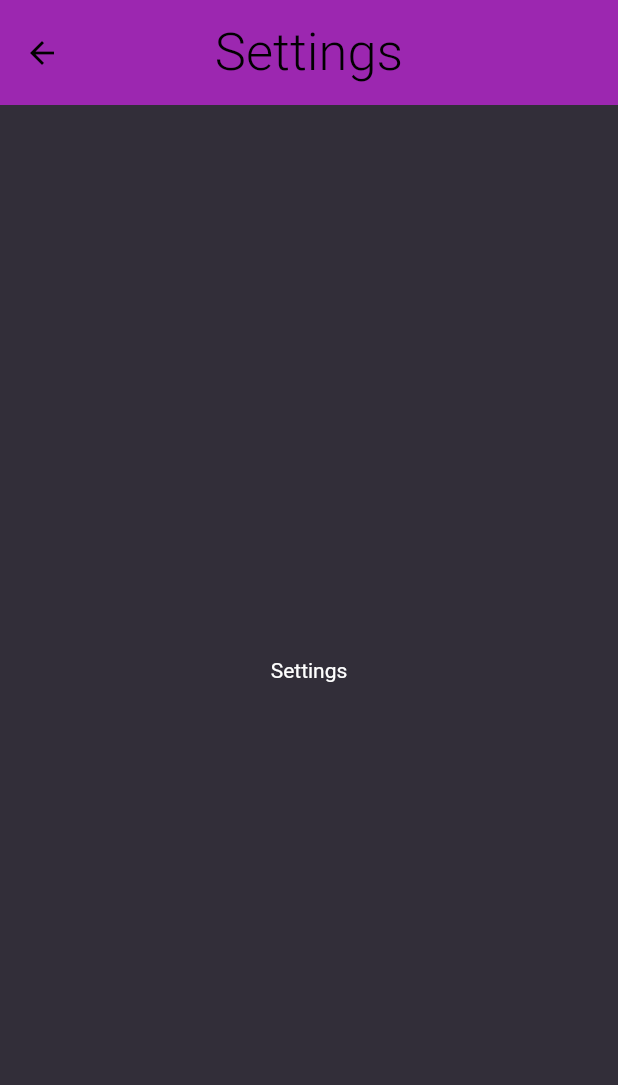
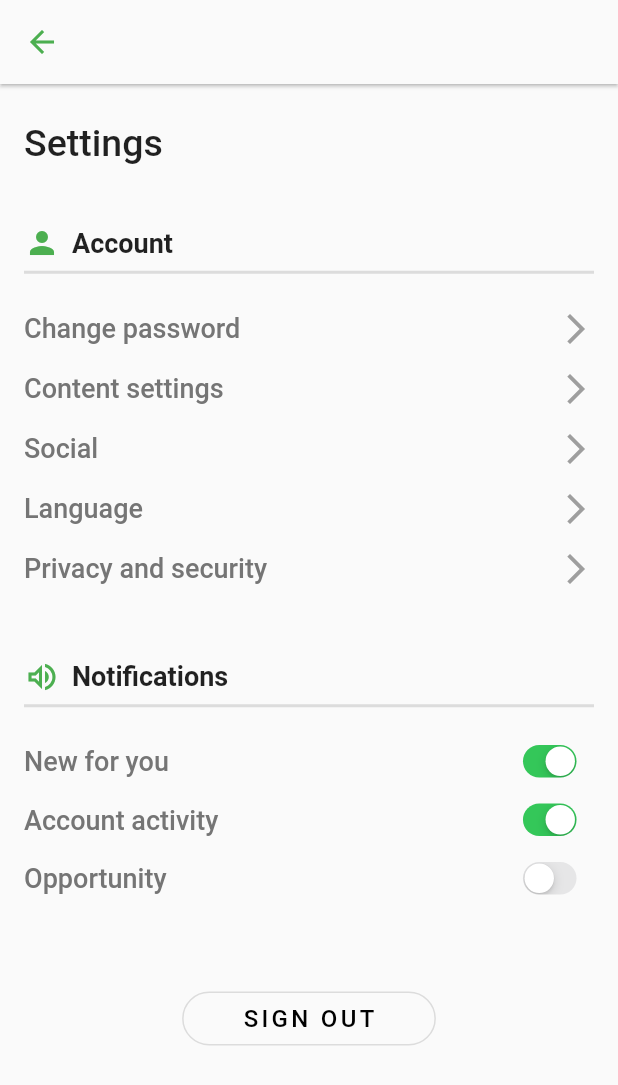
Before and after one commit to MukhammedAli/simple-app, a Flutter app: the Settings screen opened directly, on a phone screen of 412 x 824 dp. Shown: the top 1085 px of the screen. Run offline on Flutter 3.47's test engine with Material 2 defaults, Android fonts, the phone set to English and light mode, and no system bars; our stand-ins replace audioplayers, font_awesome_flutter, get.

Commit message:
added settings

```diff
--- a/lib/pages/Settings.dart
+++ b/lib/pages/Settings.dart
@@ -1,9 +1,7 @@
+import 'package:flutter/cupertino.dart';
 import 'package:flutter/material.dart';
 
-import '../colors.dart';
 class Settings extends StatefulWidget {
-  const Settings({Key? key}) : super(key: key);
-
   @override
   _SettingsState createState() => _SettingsState();
 }
@@ -12,25 +10,173 @@ class _SettingsState extends State<Settings> {
   @override
   Widget build(BuildContext context) {
     return Scaffold(
-      backgroundColor: dark,
       appBar: AppBar(
-        iconTheme: const IconThemeData(
-          color: Colors.black, //change your color here
-        ),
-        backgroundColor: Colors.purple,
-        title: const Text(
-          "Settings",
-          style: TextStyle(
-            fontSize: 35,
-            fontWeight: FontWeight.w300,
-            color: Colors.black,
+        backgroundColor: Theme.of(context).scaffoldBackgroundColor,
+        elevation: 1,
+        leading: IconButton(
+          onPressed: () {
+            Navigator.of(context).pop();
+          },
+          icon: Icon(
+            Icons.arrow_back,
+            color: Colors.green,
           ),
         ),
-        toolbarHeight: 70,
-        centerTitle: true,
-        elevation: 0,),
-      body: Center(child: Text("Settings",style: TextStyle(color: Colors.white),)),
+      ),
+      body: Container(
+        padding: EdgeInsets.only(left: 16, top: 25, right: 16),
+        child: ListView(
+          children: [
+            Text(
+              "Settings",
+              style: TextStyle(fontSize: 25, fontWeight: FontWeight.w500),
+            ),
+            SizedBox(
+              height: 40,
+            ),
+            Row(
+              children: [
+                Icon(
+                  Icons.person,
+                  color: Colors.green,
+                ),
+                SizedBox(
+                  width: 8,
+                ),
+                Text(
+                  "Account",
+                  style: TextStyle(fontSize: 18, fontWeight: FontWeight.bold),
+                ),
+              ],
+            ),
+            Divider(
+              height: 15,
+              thickness: 2,
+            ),
+            SizedBox(
+              height: 10,
+            ),
+            buildAccountOptionRow(context, "Change password"),
+            buildAccountOptionRow(context, "Content settings"),
+            buildAccountOptionRow(context, "Social"),
+            buildAccountOptionRow(context, "Language"),
+            buildAccountOptionRow(context, "Privacy and security"),
+            SizedBox(
+              height: 40,
+            ),
+            Row(
+              children: [
+                Icon(
+                  Icons.volume_up_outlined,
+                  color: Colors.green,
+                ),
+                SizedBox(
+                  width: 8,
+                ),
+                Text(
+                  "Notifications",
+                  style: TextStyle(fontSize: 18, fontWeight: FontWeight.bold),
+                ),
+              ],
+            ),
+            Divider(
+              height: 15,
+              thickness: 2,
+            ),
+            SizedBox(
+              height: 10,
+            ),
+            buildNotificationOptionRow("New for you", true),
+            buildNotificationOptionRow("Account activity", true),
+            buildNotificationOptionRow("Opportunity", false),
+            SizedBox(
+              height: 50,
+            ),
+            Center(
+              child: OutlineButton(
+                padding: EdgeInsets.symmetric(horizontal: 40),
+                shape: RoundedRectangleBorder(
+                    borderRadius: BorderRadius.circular(20)),
+                onPressed: () {},
+                child: Text("SIGN OUT",
+                    style: TextStyle(
+                        fontSize: 16, letterSpacing: 2.2, color: Colors.black)),
+              ),
+            )
+          ],
+        ),
+      ),
+    );
+  }
 
+  Row buildNotificationOptionRow(String title, bool isActive) {
+    return Row(
+      mainAxisAlignment: MainAxisAlignment.spaceBetween,
+      children: [
+        Text(
+          title,
+          style: TextStyle(
+              fontSize: 18,
+              fontWeight: FontWeight.w500,
+              color: Colors.grey[600]),
+        ),
+        Transform.scale(
+            scale: 0.7,
+            child: CupertinoSwitch(
+              value: isActive,
+              onChanged: (bool val) {},
+            ))
+      ],
+    );
+  }
+
+  GestureDetector buildAccountOptionRow(BuildContext context, String title) {
+    return GestureDetector(
+      onTap: () {
+        showDialog(
+            context: context,
+
+            builder: (BuildContext context) {
+              return AlertDialog(
+                title: Text(title),
+                content: Column(
+                  mainAxisSize: MainAxisSize.min,
+                  children: [
+                    Text("Option 1"),
+                    Text("Option 2"),
+                    Text("Option 3"),
+                  ],
+                ),
+                actions: [
+                  FlatButton(
+                      onPressed: () {
+                        Navigator.of(context).pop();
+                      },
+                      child: Text("Close")),
+                ],
+              );
+            });
+      },
+      child: Padding(
+        padding: const EdgeInsets.symmetric(vertical: 8.0),
+        child: Row(
+          mainAxisAlignment: MainAxisAlignment.spaceBetween,
+          children: [
+            Text(
+              title,
+              style: TextStyle(
+                fontSize: 18,
+                fontWeight: FontWeight.w500,
+                color: Colors.grey[600],
+              ),
+            ),
+            Icon(
+              Icons.arrow_forward_ios,
+              color: Colors.grey,
+            ),
+          ],
+        ),
+      ),
     );
   }
 }
```
